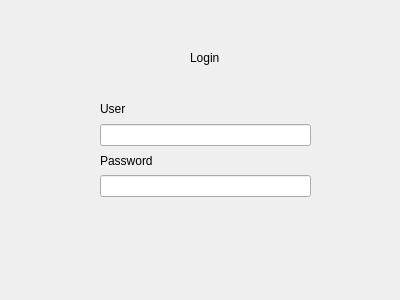
Alg0r1thmic/Auto-Ctrl, file Auto-Ctrl/login.ui: the form before one commit.
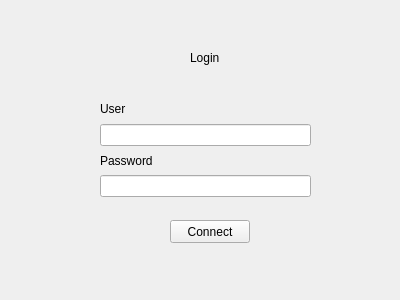
The form after the commit.

Commit message: functional login

Patch:
```diff
--- a/Auto-Ctrl/login.ui
+++ b/Auto-Ctrl/login.ui
@@ -38,6 +38,19 @@
     <string>Login</string>
    </property>
   </widget>
+  <widget class="QPushButton" name="pushButton">
+   <property name="geometry">
+    <rect>
+     <x>170</x>
+     <y>220</y>
+     <width>80</width>
+     <height>23</height>
+    </rect>
+   </property>
+   <property name="text">
+    <string>Connect</string>
+   </property>
+  </widget>
   <widget class="QWidget" name="">
    <property name="geometry">
     <rect>
```
Left out of the diff: 6 changed lines with no effect on the pictures. The commit also changes 3 other files.
